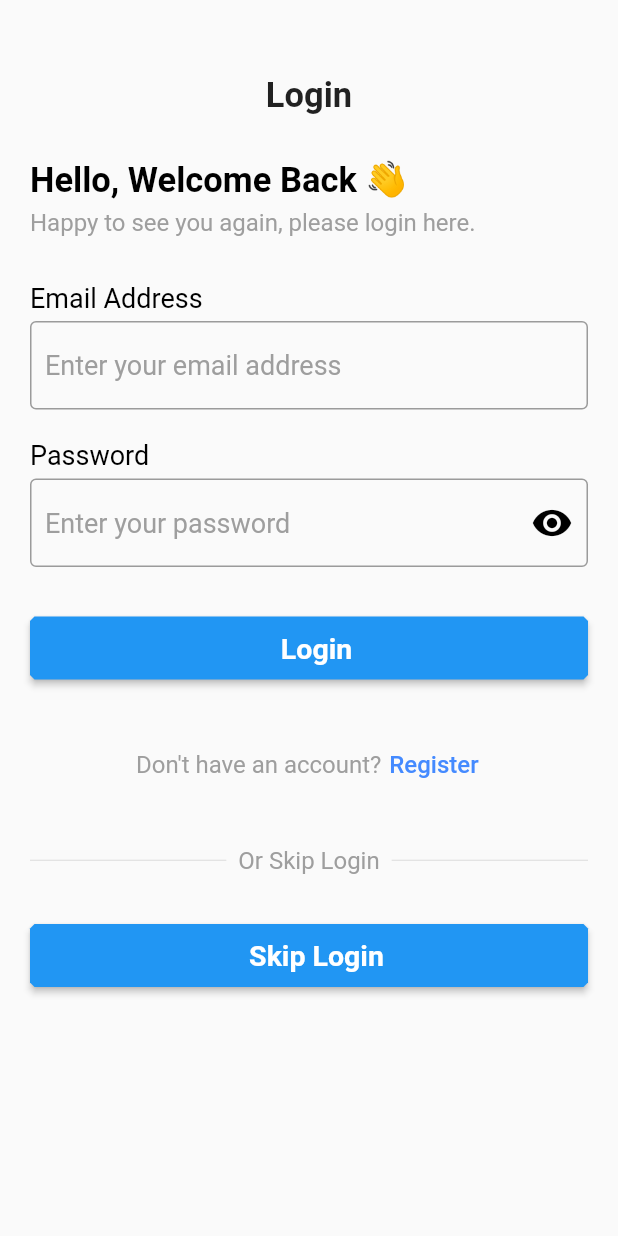
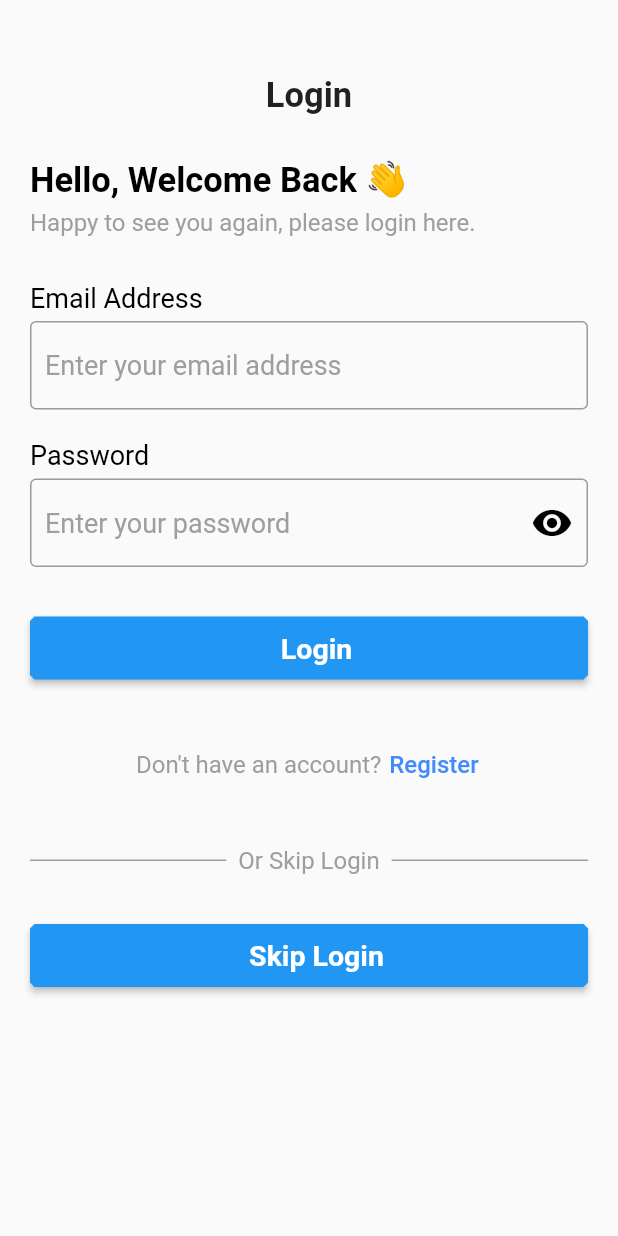
Before and after one commit to 5minslearn/5MinsLearn-App, a Flutter app: the screen it shows after launch, on a phone screen of 412 x 824 dp. Run offline on Flutter 3.47's test engine with Material 2 defaults, Android fonts, the phone set to English and light mode, and no system bars.

Commit message:
Fixes divider widget visibility issue

```diff
--- /dev/null
+++ b/lib/widgets/default_divider_widget.dart
@@ -0,0 +1,16 @@
+import 'package:flutter/material.dart';
+
+class DefaultDividerWidget extends StatelessWidget {
+  final Color? color;
+  final double? thickness;
+
+  const DefaultDividerWidget({super.key, this.color, this.thickness});
+
+  @override
+  Widget build(BuildContext context) {
+    return Divider(
+      color: color ?? Colors.grey,
+      thickness: thickness ?? 1,
+    );
+  }
+}
--- a/lib/widgets/divider_widget.dart
+++ b/lib/widgets/divider_widget.dart
@@ -1,4 +1,6 @@
+import 'package:fiveminslearn/widgets/default_divider_widget.dart';
 import 'package:fiveminslearn/widgets/text_widget.dart';
+
 import 'package:flutter/material.dart';
 
 class DividerWidget extends StatelessWidget {
@@ -13,7 +15,7 @@ class DividerWidget extends StatelessWidget {
   Widget build(BuildContext context) {
     return Row(
       children: [
-        const Expanded(child: Divider()),
+        const Expanded(child: DefaultDividerWidget()),
         text != null
             ? Padding(
                 padding: const EdgeInsets.only(left: 8.0, right: 8.0),
@@ -23,7 +25,7 @@ class DividerWidget extends StatelessWidget {
                 ),
               )
             : const SizedBox(),
-        text != null ? const Expanded(child: Divider()) : const SizedBox(),
+        text != null ? const Expanded(child: DefaultDividerWidget()) : const SizedBox(),
       ],
     );
   }
```
